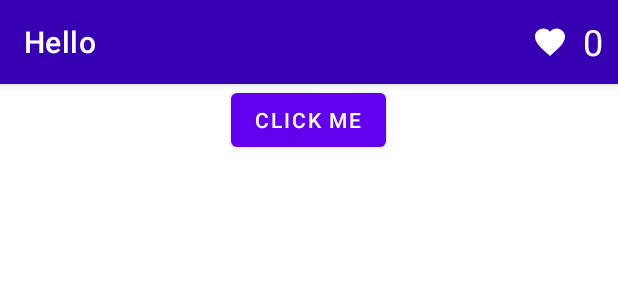
After one commit to xuwudawei/Android_App_Example_Kit, an Android app: the layout activity_tool_bar_example_two.xml on its own in the app's theme, with its tools: preview values and no code run, on a phone screen of 412 x 824 dp. The commit adds this screen. Shown: the top 300 px of the screen. Run offline under Robolectric (Android 15) with nearby library versions, the phone set to English and light mode, and no system bars.

Commit message:
added tool bar example 2

```diff
--- /dev/null
+++ b/app/src/main/res/drawable-v24/my_fav.xml
@@ -0,0 +1,10 @@
+<vector xmlns:android="http://schemas.android.com/apk/res/android"
+    android:width="24dp"
+    android:height="24dp"
+    android:viewportWidth="24"
+    android:viewportHeight="24"
+    android:tint="?attr/colorControlNormal">
+  <path
+      android:fillColor="@android:color/white"
+      android:pathData="M12,21.35l-1.45,-1.32C5.4,15.36 2,12.28 2,8.5 2,5.42 4.42,3 7.5,3c1.74,0 3.41,0.81 4.5,2.09C13.09,3.81 14.76,3 16.5,3 19.58,3 22,5.42 22,8.5c0,3.78 -3.4,6.86 -8.55,11.54L12,21.35z"/>
+</vector>
--- a/app/src/main/res/layout/activity_tool_bar_example.xml
+++ b/app/src/main/res/layout/activity_tool_bar_example.xml
@@ -11,7 +11,7 @@
         android:layout_height="?attr/actionBarSize"
         android:id="@+id/toolbar"
         android:background="#7E1C81"
-        android:theme="@style/ThemeOverlay.AppCompat.DayNight"
+        android:theme="@style/ThemeOverlay.AppCompat.Dark"
         app:navigationIcon="?attr/homeAsUpIndicator"></androidx.appcompat.widget.Toolbar>
 
 
--- /dev/null
+++ b/app/src/main/res/layout/activity_tool_bar_example_two.xml
@@ -0,0 +1,63 @@
+<?xml version="1.0" encoding="utf-8"?>
+<LinearLayout xmlns:android="http://schemas.android.com/apk/res/android"
+    xmlns:app="http://schemas.android.com/apk/res-auto"
+    xmlns:tools="http://schemas.android.com/tools"
+    android:layout_width="match_parent"
+    android:layout_height="match_parent"
+    android:orientation="vertical"
+    tools:context=".ToolBarExampleTwo">
+    <com.google.android.material.appbar.AppBarLayout
+        android:layout_width="match_parent"
+        android:layout_height="wrap_content">
+        <RelativeLayout
+            android:layout_width="match_parent"
+            android:layout_height="wrap_content">
+
+            <androidx.appcompat.widget.Toolbar
+                android:id="@+id/tb3"
+                android:layout_width="match_parent"
+                android:layout_height="wrap_content"
+                android:background="@color/purple_700"
+                app:title="Hello"
+                app:titleTextColor="@color/white"/>
+
+                <TextView
+                    android:layout_width="wrap_content"
+                    android:layout_height="wrap_content"
+                    android:id="@+id/tv"
+                    android:layout_alignParentEnd="true"
+                    android:layout_margin="10dp"
+                    android:textSize="24dp"
+                    android:layout_centerVertical="true"
+                    android:text="0"
+                    android:textColor="@color/white"
+                    android:textAlignment="viewEnd"
+                    ></TextView>
+
+                <ImageView
+                    android:id="@+id/iv"
+                    android:layout_width="wrap_content"
+                    android:layout_height="wrap_content"
+                    android:layout_toLeftOf="@+id/tv"
+                    android:layout_centerVertical="true"
+
+                    android:src="@drawable/my_fav"
+                    android:tint="@color/white"
+                    tools:ignore="UseAppTint" />
+
+
+
+        </RelativeLayout>
+    </com.google.android.material.appbar.AppBarLayout>
+
+    <Button
+        android:layout_width="wrap_content"
+        android:layout_height="wrap_content"
+        android:id="@+id/btnLike"
+        android:layout_gravity="center_horizontal"
+        android:text="Click me"
+        />
+
+
+
+</LinearLayout>
--- a/app/src/main/res/values/themes.xml
+++ b/app/src/main/res/values/themes.xml
@@ -16,6 +16,7 @@
     <style name="Theme.CSE225_Lecture_Codes.NoActionBar">
         <item name="windowActionBar">false</item>
         <item name="windowNoTitle">true</item>
+        <item name="android:textColor">@color/black</item>
     </style>
 
 
```
Also changed, not shown: app/src/main/AndroidManifest.xml (+10 -4 lines), app/src/main/java/com/example/cse225_lecture_codes/ToolBarExample.kt (+4 -4 lines), app/src/main/java/com/example/cse225_lecture_codes/ToolBarExampleTwo.kt (added, +35 -0 lines).
